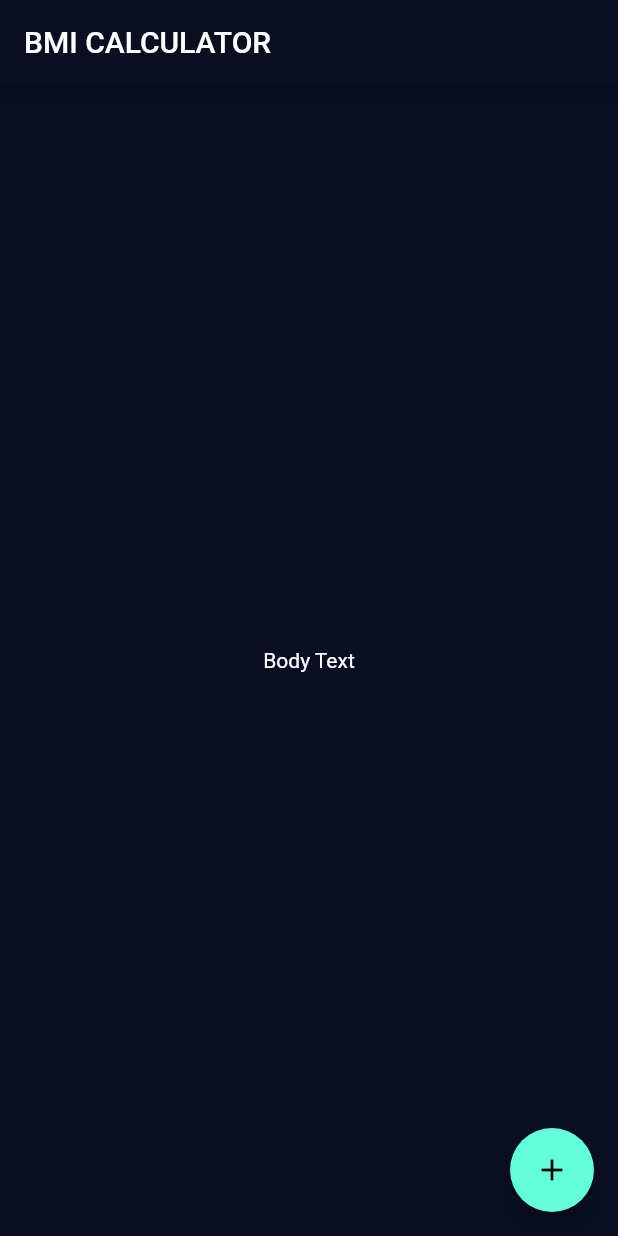
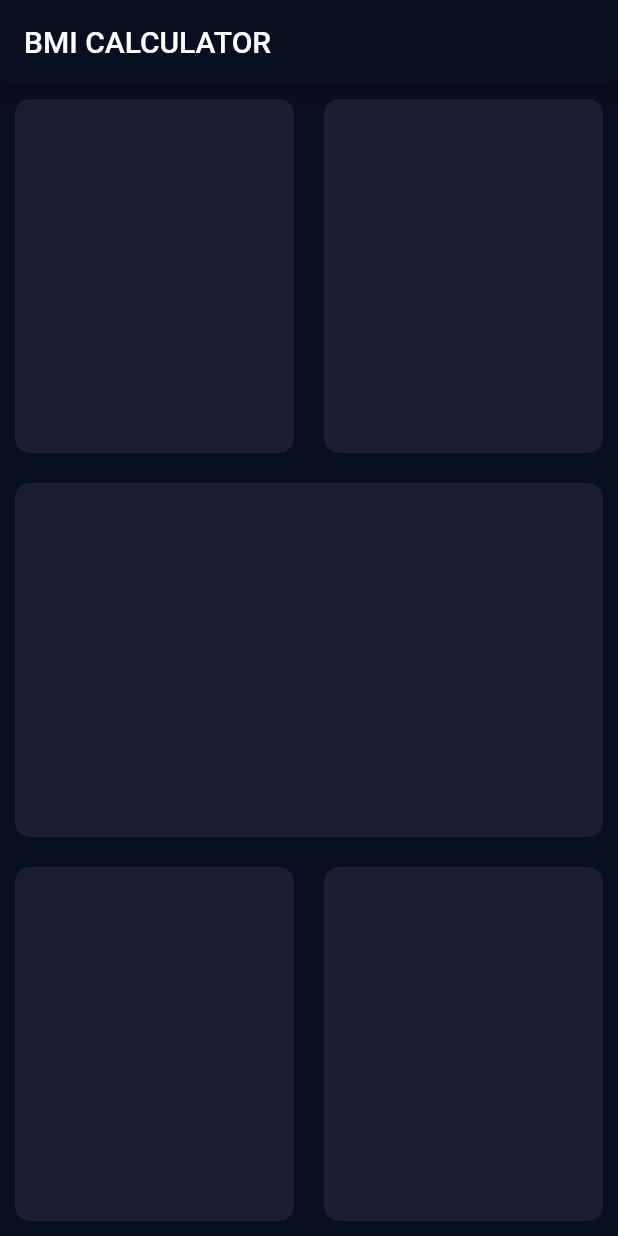
Before and after one commit to ahmed-mahraf/BMI-Calculator, a Flutter app: the screen it shows after launch, on a phone screen of 412 x 824 dp. Run offline on Flutter 3.47's test engine with Material 2 defaults, Android fonts, the phone set to English and light mode, and no system bars.

```diff
--- a/lib/input_page.dart
+++ b/lib/input_page.dart
@@ -12,13 +12,64 @@ class _InputPageState extends State<InputPage> {
       appBar: AppBar(
         title: Text('BMI CALCULATOR'),
       ),
-      body: Center(
-        child: Text('Body Text'),
-      ),
-      floatingActionButton: FloatingActionButton(
-        onPressed: () {},
-        child: Icon(Icons.add),
+      body: Column(
+        children: <Widget>[
+          Expanded(
+            child: Row(
+              children: <Widget>[
+                Expanded(
+                  child: ReusableCard(
+                    colour: Color(0xFF1D1E33),
+                  ),
+                ),
+                Expanded(
+                  child: ReusableCard(
+                    colour: Color(0xFF1D1E33),
+                  ),
+                ),
+              ],
+            ),
+          ),
+          Expanded(
+            child: ReusableCard(
+              colour: Color(0xFF1D1E33),
+            ),
+          ),
+          Expanded(
+            child: Row(
+              children: <Widget>[
+                Expanded(
+                  child: ReusableCard(
+                    colour: Color(0xFF1D1E33),
+                  ),
+                ),
+                Expanded(
+                  child: ReusableCard(
+                    colour: Color(0xFF1D1E33),
+                  ),
+                ),
+              ],
+            ),
+          ),
+        ],
       ),
     );
   }
 }
+
+class ReusableCard extends StatelessWidget {
+  final Color colour;
+
+  ReusableCard({required this.colour});
+
+  @override
+  Widget build(BuildContext context) {
+    return Container(
+      margin: EdgeInsets.all(10.0),
+      decoration: BoxDecoration(
+        color: colour,
+        borderRadius: BorderRadius.circular(10.0),
+      ),
+    );
+  }
+}
```
Also changed, not shown: 1 other file.
